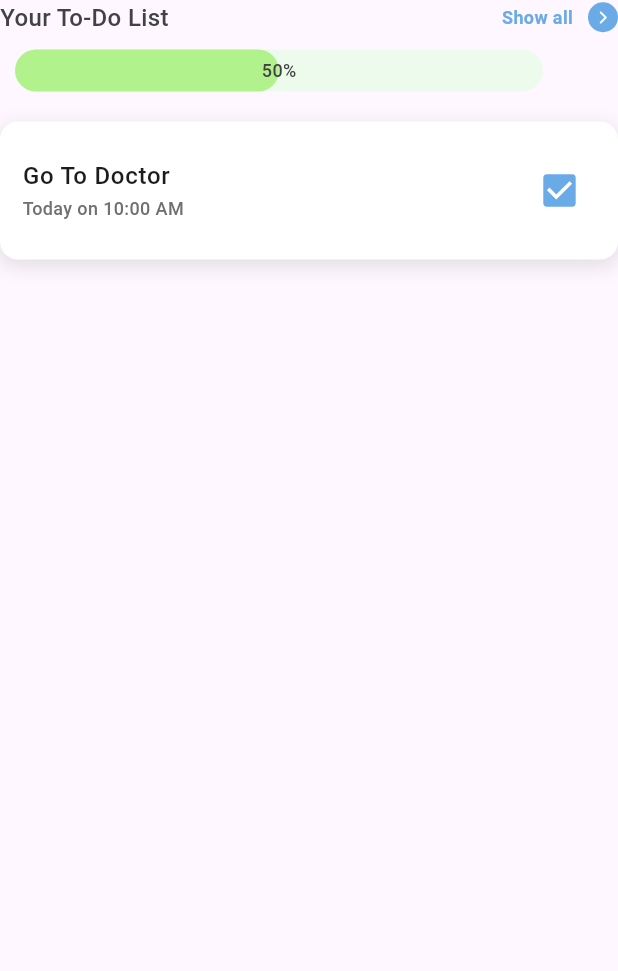
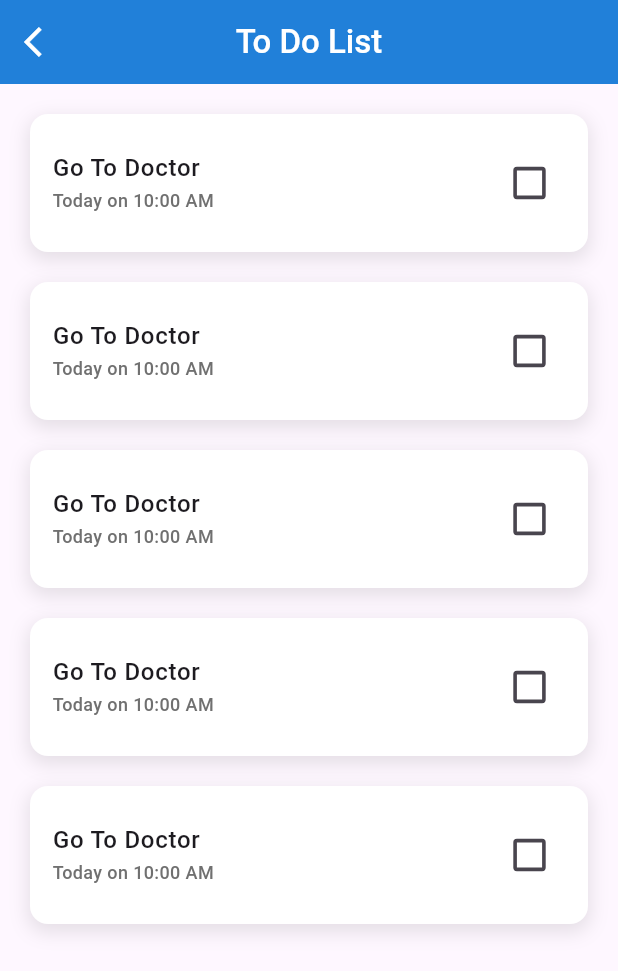
Before and after one commit to buddy-blues/Frontend-User, a Flutter app: the ToDoListWidget widget shown alone on an empty page, opened directly, after a tap on "Show all", on a phone screen of 412 x 824 dp. Shown: the top 971 px of the screen. Run offline on Flutter 3.47's test engine with Material 3 defaults, Android fonts, the light colour scheme and no system bars; drawn by our look-alikes of percent_indicator; our stand-ins replace dots_indicator, google_fonts; missing offline and left inert: iconify_flutter.

Commit message:
todolist page

```diff
--- a/lib/main.dart
+++ b/lib/main.dart
@@ -11,6 +11,7 @@
 import 'package:buddy_blues/screens/profile/profile_page.dart';
 import 'package:buddy_blues/screens/login-register/page/register_page.dart';
 import 'package:buddy_blues/screens/start/start_page.dart';
+import 'package:buddy_blues/screens/todolist/todolist_page.dart';
 import 'package:flutter/material.dart';
 
 void main() {
@@ -42,7 +43,8 @@
         '/listModule': (context) => const ListModulePage(),
         '/detailModule': (context) => const DetailModulePage(),
         '/moodRespon': (context) => const MoodResponPage(),
-        '/history': (context) => const HistoryPage()
+        '/history': (context) => const HistoryPage(),
+        '/todolist': (context) => const TodolistPage()
       },
     );
   }
--- a/lib/screens/home/widget/todolist_widget.dart
+++ b/lib/screens/home/widget/todolist_widget.dart
@@ -1,6 +1,7 @@
 import 'package:buddy_blues/screens/home/widget/header_menu.dart';
 import 'package:buddy_blues/theme/theme_colorstyle.dart';
 import 'package:buddy_blues/theme/theme_textstyle.dart';
+import 'package:buddy_blues/widget/list_todolist.dart';
 import 'package:flutter/material.dart';
 import 'package:percent_indicator/percent_indicator.dart';
 
@@ -12,7 +13,7 @@ class ToDoListWidget extends StatefulWidget {
 }
 
 class _ToDoListWidgetState extends State<ToDoListWidget> {
-  bool? isChecked = true;
+  bool isChecked = false;
   @override
   Widget build(BuildContext context) {
     return Column(
@@ -20,7 +21,9 @@ class _ToDoListWidgetState extends State<ToDoListWidget> {
       children: [
         HeaderMenuWidget(
           title: "Your To-Do List",
-          onTap: () {},
+          onTap: () {
+            Navigator.pushNamed(context, '/todolist');
+          },
         ),
         const SizedBox(height: 10),
         LinearPercentIndicator(
@@ -38,47 +41,13 @@ class _ToDoListWidgetState extends State<ToDoListWidget> {
           progressColor: ThemeColor().secondary400,
         ),
         const SizedBox(height: 20),
-        Container(
-          decoration: BoxDecoration(
-            color: Colors.white,
-            borderRadius: BorderRadius.circular(12),
-            boxShadow: [
-              BoxShadow(
-                color: Colors.black.withOpacity(0.1),
-                spreadRadius: 1,
-                blurRadius: 10,
-                offset: const Offset(0, 4),
-              ),
-            ],
-          ),
-          child: ListTile(
-            contentPadding:
-                const EdgeInsets.symmetric(horizontal: 15, vertical: 10),
-            title: Text(
-              "Go To Doctor",
-              style: ThemeText().robotoSmallSemiBold,
-            ),
-            subtitle: Text(
-              "Today on 10:00 AM",
-              style: ThemeText()
-                  .robotoMedium12
-                  .copyWith(color: ThemeColor().netural700),
-            ),
-            trailing: Transform.scale(
-              scale: 1.2,
-              child: Checkbox(
-                checkColor: Colors.white,
-                activeColor: ThemeColor().bluePrimary300,
-                value: isChecked,
-                onChanged: (value) {
-                  setState(() {
-                    isChecked = value!;
-                  });
-                },
-              ),
-            ),
-          ),
-        )
+        ListTodolistWidget(
+            onChanged: (value) {
+              setState(() {
+                isChecked = value!;
+              });
+            },
+            value: isChecked)
       ],
     );
   }
--- /dev/null
+++ b/lib/screens/todolist/todolist_page.dart
@@ -0,0 +1,51 @@
+import 'package:buddy_blues/theme/theme_colorstyle.dart';
+import 'package:buddy_blues/theme/theme_textstyle.dart';
+import 'package:buddy_blues/widget/list_todolist.dart';
+import 'package:flutter/material.dart';
+
+class TodolistPage extends StatefulWidget {
+  const TodolistPage({super.key});
+
+  @override
+  State<TodolistPage> createState() => _TodolistPageState();
+}
+
+class _TodolistPageState extends State<TodolistPage> {
+  List<bool> isChecked = [false, false, false, false, false];
+  // bool isCheckedList = false;
+  @override
+  Widget build(BuildContext context) {
+    return Scaffold(
+      appBar: AppBar(
+        iconTheme: const IconThemeData(color: Colors.white),
+        backgroundColor: ThemeColor().bluePrimary500,
+        centerTitle: true,
+        title: Text(
+          "To Do List",
+          style: ThemeText().robotoMedium.copyWith(color: Colors.white),
+        ),
+        leading: IconButton(
+          onPressed: () {
+            Navigator.pop(context);
+          },
+          icon: const Icon(Icons.arrow_back_ios),
+        ),
+      ),
+      body: Padding(
+        padding: const EdgeInsets.all(20),
+        child: ListView.builder(
+          itemCount: 5,
+          itemBuilder: (context, index) {
+            return ListTodolistWidget(
+                onChanged: (value) {
+                  setState(() {
+                    isChecked[index] = value ?? false;
+                  });
+                },
+                value: isChecked[index]);
+          },
+        ),
+      ),
+    );
+  }
+}
--- a/lib/widget/list_todolist.dart
+++ b/lib/widget/list_todolist.dart
@@ -3,9 +3,10 @@ import 'package:buddy_blues/theme/theme_textstyle.dart';
 import 'package:flutter/material.dart';
 
 class ListTodolistWidget extends StatefulWidget {
-  final bool isChecked;
+  final Function(bool?)? onChanged;
+  final bool value;
 
-  const ListTodolistWidget({super.key, required this.isChecked});
+  const ListTodolistWidget({super.key, required this.onChanged,required this.value});
 
   @override
   State<ListTodolistWidget> createState() => _ListTodolistWidgetState();
@@ -47,8 +48,8 @@ class _ListTodolistWidgetState extends State<ListTodolistWidget> {
             child: Checkbox(
               checkColor: Colors.white,
               activeColor: ThemeColor().bluePrimary300,
-              value: true,
-              onChanged: (value) {},
+              value: widget.value,
+              onChanged: widget.onChanged,
             ),
           ),
         ),
```
Also changed, not shown: lib/screens/history/page/history_page.dart (+20 -12 lines).
